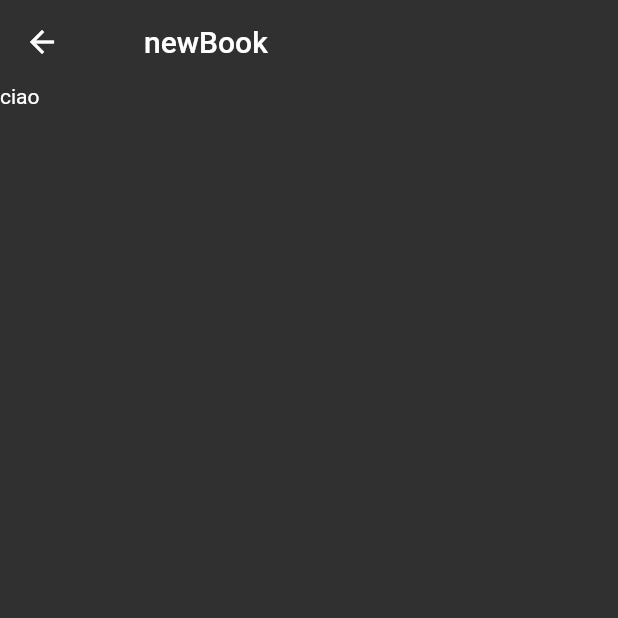
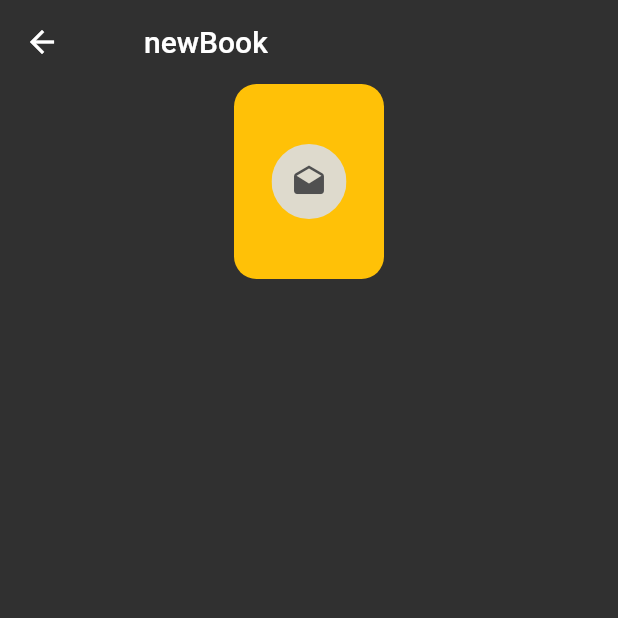
Before and after one commit to Filippo831/bookAppFlutter, a Flutter app: the screen it shows after launch, after a tap on the "add" icon, on a phone screen of 412 x 824 dp, the top half of it. Run offline on Flutter 3.47's test engine with Material 2 defaults, Android fonts, the phone set to English and light mode, and no system bars.

Commit message:
newBookPage image input design

```diff
--- a/lib/components/card/card.dart
+++ b/lib/components/card/card.dart
@@ -2,6 +2,12 @@ import 'package:flutter/material.dart';
 
 class CardComponent extends StatefulWidget {
   @override
+  final String title;
+  final String author;
+  final int pagesRead;
+  final int totalPages;
+  final bookImage;
+  const CardComponent({Key key, this.title, this.author, this.pagesRead, this.totalPages, this.bookImage}) : super(key:key);
   _CardComponentState createState() => _CardComponentState();
 }
 
@@ -36,23 +42,23 @@ class _CardComponentState extends State<CardComponent> {
                 color: Colors.red,
                 borderRadius: BorderRadius.all(Radius.circular(15)),
               ),
-              child: Icon(Icons.phone),
+              child: Icon(widget.bookImage),
             ),
             Container(
               height: 80,
               child: Column(
                 crossAxisAlignment: CrossAxisAlignment.start,
                 children: [
-                  Text("1984", textAlign: TextAlign.left),
+                  Text(widget.title, textAlign: TextAlign.left),
                   Spacer(),
-                  Text("george orwell", textAlign: TextAlign.left),
+                  Text(widget.author, textAlign: TextAlign.left),
                   Spacer(),
-                  Text("300 / 350", textAlign: TextAlign.left),
+                  Text("${widget.pagesRead} / ${widget.totalPages}", textAlign: TextAlign.left),
                 ],
               ),
             ),
             Spacer(),
-            Icon(Icons.book_sharp),
+            Icon(Icons.book),
           ],
         ),
       ),
--- /dev/null
+++ b/lib/components/newBook/components/bookImageInput.dart
@@ -0,0 +1,44 @@
+import 'package:flutter/material.dart';
+
+class BookImageInputComponent extends StatelessWidget {
+  const BookImageInputComponent({
+    Key key,
+  }) : super(key: key);
+
+  @override
+  Widget build(BuildContext context) {
+    return Stack(
+      alignment: Alignment.center,
+      children: [
+        Center(
+          child: Container(
+            height: 130,
+            width: 100,
+            decoration: BoxDecoration(
+              color: Colors.amber,
+              borderRadius: BorderRadius.all(
+                Radius.circular(15),
+              ),
+            ),
+          ),
+        ),
+        Positioned(
+          child: Center(
+            child: Container(
+              height: 50,
+              width: 50,
+              child: ClipRRect(
+                borderRadius: BorderRadius.all(Radius.circular(25)),
+                child: TextButton(
+                  onPressed: () {},
+                  child: Icon(Icons.drafts,
+                      color: Theme.of(context).accentColor),
+                ),
+              ),
+            ),
+          ),
+        ),
+      ],
+    );
+  }
+}
--- /dev/null
+++ b/lib/components/newBook/inputForm.dart
@@ -0,0 +1,15 @@
+import 'package:bookapp/components/newBook/components/bookImageInput.dart';
+import 'package:flutter/material.dart';
+
+class InputFormComponent extends StatelessWidget {
+  @override
+  Widget build(BuildContext context) {
+    return Container(
+      child: Column(
+        children: [
+          BookImageInputComponent(),
+        ],
+      ),
+    );
+  }
+}
--- a/lib/homePage.dart
+++ b/lib/homePage.dart
@@ -11,8 +11,8 @@ class _HomePageState extends State<HomePage> {
   @override
   Widget build(BuildContext context) {
     return Scaffold(
-        appBar: AppBar(
-            title: Text("bookApp",textAlign:TextAlign.left),
+      appBar: AppBar(
+        title: Text("bookApp", textAlign: TextAlign.left),
         elevation: 0,
         backgroundColor: Color(0x00ffffff),
         titleSpacing: 40,
@@ -21,7 +21,20 @@ class _HomePageState extends State<HomePage> {
         child: Container(
           child: Column(
             children: [
-              CardComponent(),
+              CardComponent(
+                title: "1984",
+                author: 'George Orwell',
+                pagesRead: 234,
+                totalPages: 455,
+                bookImage: Icons.bookmark,
+              ),
+              CardComponent(
+                title: "1984",
+                author: 'George Orwell',
+                pagesRead: 234,
+                totalPages: 455,
+                bookImage: Icons.network_wifi,
+              ),
             ],
           ),
         ),
--- a/lib/newBook.dart
+++ b/lib/newBook.dart
@@ -1,3 +1,4 @@
+import 'package:bookapp/components/newBook/inputForm.dart';
 import 'package:flutter/material.dart';
 
 class NewBookComponent extends StatelessWidget {
@@ -10,13 +11,7 @@ class NewBookComponent extends StatelessWidget {
         backgroundColor: Color(0x00ffffff),
         titleSpacing: 40,
       ),
-      body: Column(
-        children: [
-          Container(
-            child: Text('ciao'),
-          ),
-        ],
-      ),
+      body: SafeArea(child: InputFormComponent()),
     );
   }
 }
```
